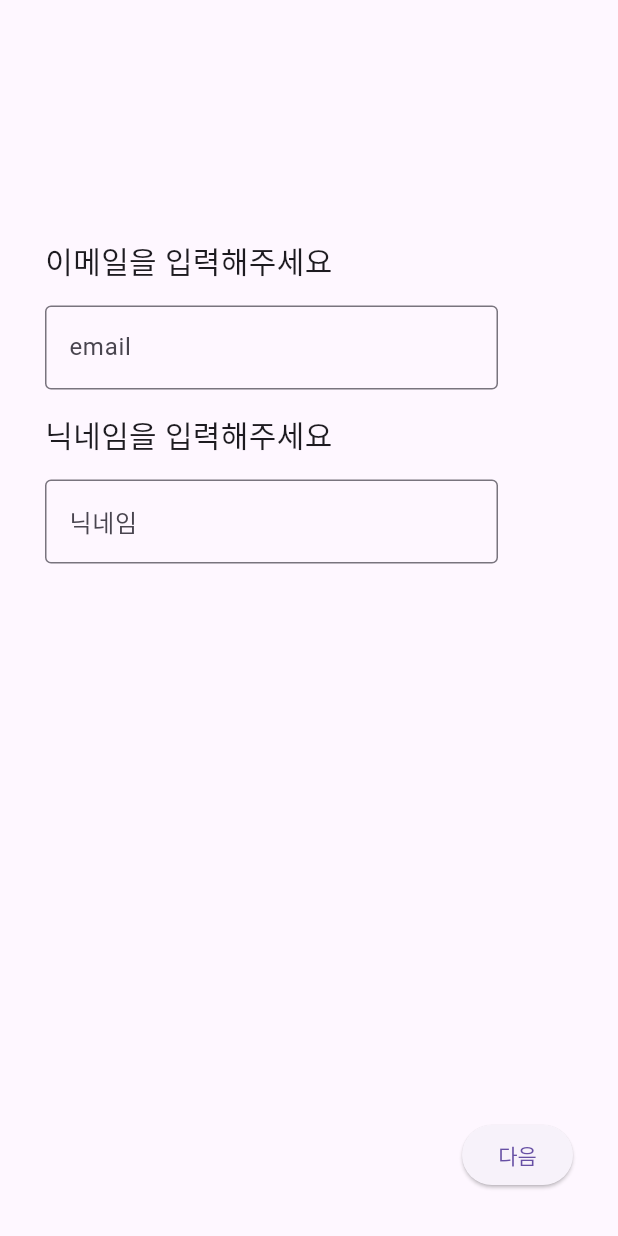
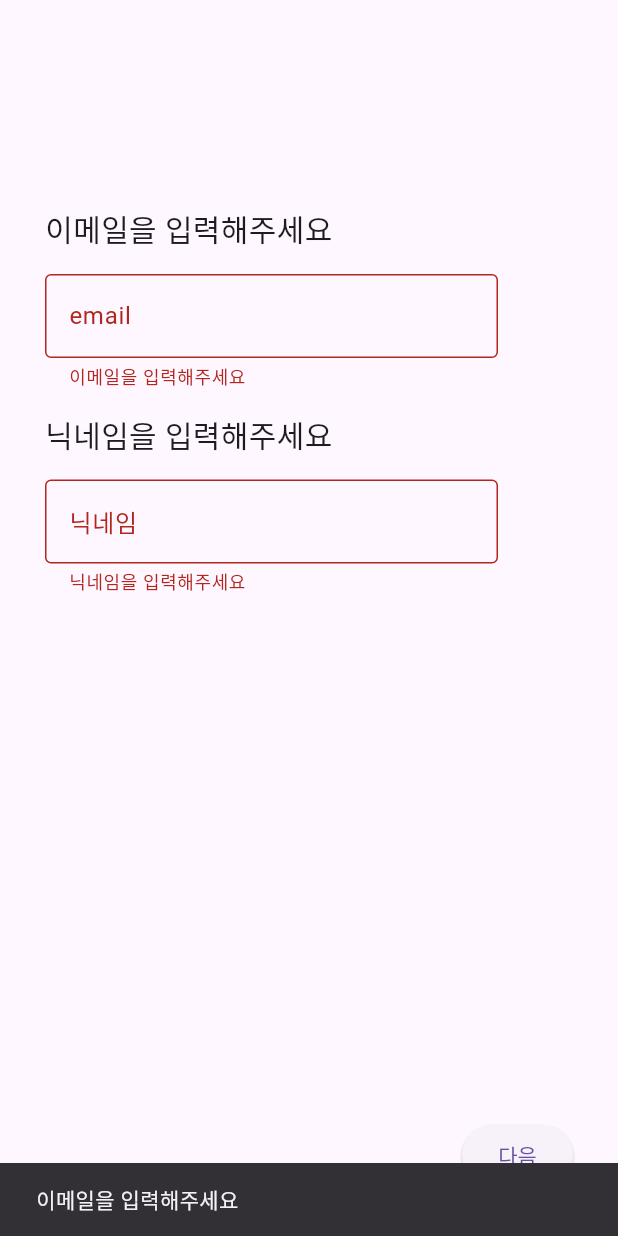
Before and after one commit to donghyuk454/soccer_dream, a Flutter app: the NameScreen widget shown alone on an empty page, opened directly, after a tap on "다음", on a phone screen of 412 x 824 dp. Run offline on Flutter 3.47's test engine with Material 3 defaults, Android fonts, the phone set to English and light mode, and no system bars; our stand-ins replace shared_preferences, table_calendar; missing offline and left inert: dart:ffi; accounts and stored records are empty.

Commit message:
[FEAT] Local 저장 및 검증 기능 개발

```diff
--- a/lib/screens/name_screen.dart
+++ b/lib/screens/name_screen.dart
@@ -1,5 +1,7 @@
 import 'package:dream/components/form_component.dart';
 import 'package:flutter/material.dart';
+
+import 'package:shared_preferences/shared_preferences.dart';
 
 class NameScreen extends StatefulWidget {
   NameScreen({super.key});
@@ -61,4 +63,33 @@ class _NameScreenState extends State<NameScreen> {
     );
   }
 
+  checkIsValidThenCreateUser(){
+    print(name);
+    print(email);
+    // createUser();
+    if (_formKey.currentState?.validate() ?? false) {
+      // 유효성 검사 통과 시 여기에 추가 로직을 넣을 수 있습니다.
+      ScaffoldMessenger.of(context).showSnackBar(
+        SnackBar(content: Text('처리 중입니다.')),
+      );
+    } else {
+      String message = email.isEmpty ? "이메일을 입력해주세요" : "닉네임을 입력해주세요";
+      ScaffoldMessenger.of(context).showSnackBar(
+        SnackBar(content: Text(message)),
+      );
+    }
+  }
+
+  createUser() async {
+    // 계정 생성 api 호출
+    int userId = 1;
+
+    // 계정 Local 저장
+    final SharedPreferences prefs = await SharedPreferences.getInstance();
+    prefs.setInt("id", userId);
+    prefs.setString("email", email);
+    prefs.setString("name", name);
+
+    // 화면 전환
+  }
 }
```
